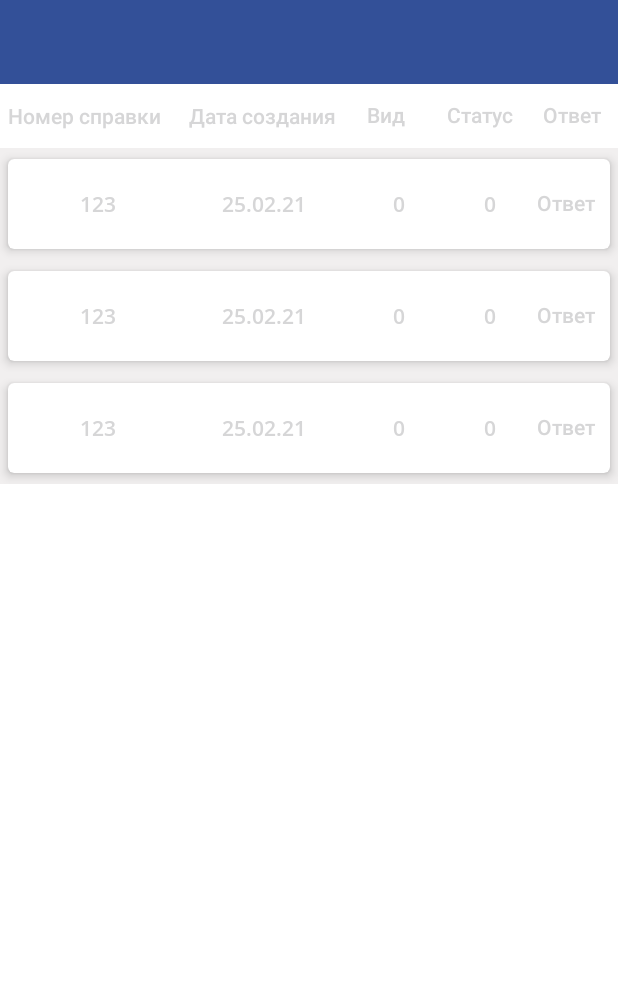
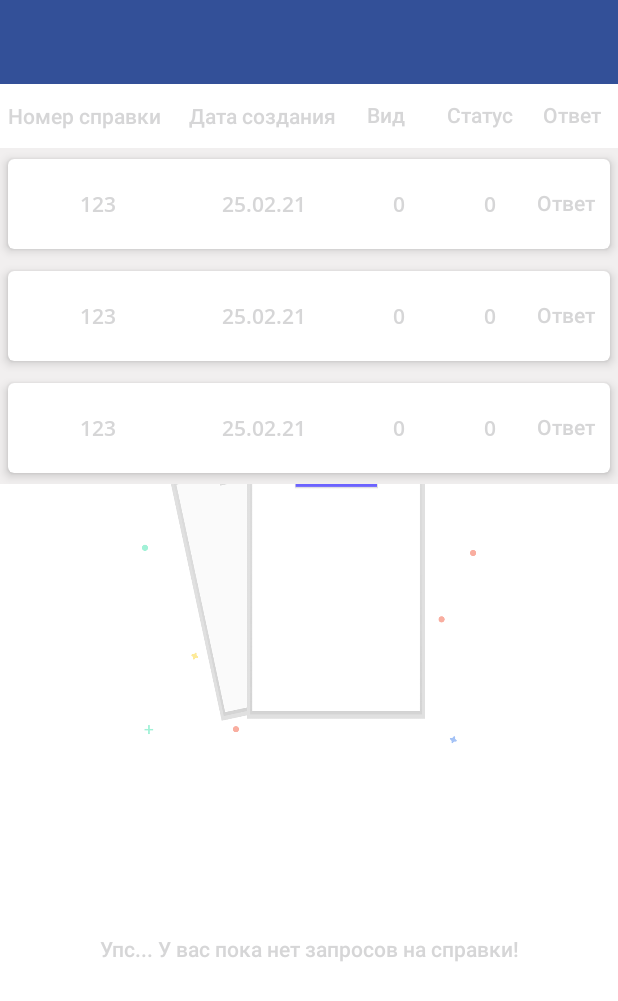
Before and after one commit to lowwollow/KazNTU, an Android app: the layout referense_fragment.xml on its own in the app's theme, with its tools: preview values and no code run, on a phone screen of 412 x 824 dp. Shown: the top 1001 px of the screen. Run offline under Robolectric (Android 15) with nearby library versions, the phone set to English and light mode, and no system bars.

Commit message:
added web view

```diff
--- a/app/src/main/AndroidManifest.xml
+++ b/app/src/main/AndroidManifest.xml
@@ -70,6 +70,9 @@
         <activity android:name=".ui.references.benefit.BenefitActivity"
             android:windowSoftInputMode="stateHidden|adjustResize"
             android:screenOrientation="portrait"/>
+        <activity android:name=".ui.references.ReferenseWebView"
+            android:screenOrientation="portrait"
+            android:label="@string/app_name" />
         <meta-data
             android:name="preloaded_fonts"
             android:resource="@array/preloaded_fonts" />
--- a/app/src/main/java/kz/almaty/satbayevuniversity/ui/references/benefit/BenefitActivity.kt
+++ b/app/src/main/java/kz/almaty/satbayevuniversity/ui/references/benefit/BenefitActivity.kt
@@ -1,5 +1,6 @@
 package kz.almaty.satbayevuniversity.ui.references.benefit
 
+import android.content.Intent
 import android.os.Bundle
 import android.widget.Button
 import androidx.appcompat.app.AppCompatActivity
@@ -8,6 +9,7 @@ import androidx.fragment.app.Fragment
 import kz.almaty.satbayevuniversity.R
 import kz.almaty.satbayevuniversity.databinding.BenefitReferenseActivityBinding
 import kz.almaty.satbayevuniversity.ui.references.ReferencesListItem
+import kz.almaty.satbayevuniversity.ui.references.ReferenseWebView
 import kz.almaty.satbayevuniversity.ui.references.history.TestData
 import kz.almaty.satbayevuniversity.ui.references.job.JobActivity
 
@@ -44,7 +46,8 @@ class BenefitActivity : AppCompatActivity() {
 
     private fun preview(btn_show: Button) {
         btn_show.setOnClickListener {
-
+            val intent = Intent(this, ReferenseWebView.newInstanse()::class.java)
+            startActivity(intent)
         }
     }
 
--- a/app/src/main/java/kz/almaty/satbayevuniversity/ui/references/school/SchoolActivity.kt
+++ b/app/src/main/java/kz/almaty/satbayevuniversity/ui/references/school/SchoolActivity.kt
@@ -1,5 +1,6 @@
 package kz.almaty.satbayevuniversity.ui.references.school
 
+import android.content.Intent
 import android.os.Bundle
 import android.os.PersistableBundle
 import android.widget.Button
@@ -10,6 +11,7 @@ import kz.almaty.satbayevuniversity.R
 import kz.almaty.satbayevuniversity.databinding.JobReferenseActivityBinding
 import kz.almaty.satbayevuniversity.databinding.SchoolReferenseActivityBinding
 import kz.almaty.satbayevuniversity.ui.references.ReferencesListItem
+import kz.almaty.satbayevuniversity.ui.references.ReferenseWebView
 import kz.almaty.satbayevuniversity.ui.references.history.TestData
 import kz.almaty.satbayevuniversity.ui.references.job.JobActivity
 import java.util.zip.Inflater
@@ -47,7 +49,8 @@ class SchoolActivity : AppCompatActivity() {
 
     private fun preview(btn_show: Button) {
         btn_show.setOnClickListener {
-
+            val intent = Intent(this, ReferenseWebView.newInstanse()::class.java)
+            startActivity(intent)
         }
     }
 }
--- a/app/src/main/res/layout/fragment_umkd.xml
+++ b/app/src/main/res/layout/fragment_umkd.xml
@@ -84,6 +84,6 @@
             app:layout_constraintEnd_toEndOf="@id/emptyImage"
             app:layout_constraintStart_toStartOf="@id/emptyImage"
             app:layout_constraintTop_toBottomOf="@+id/emptyImage"
-            tools:text="К сожалению, данные по данному запросу отсутствуют..." />
+            />
     </androidx.constraintlayout.widget.ConstraintLayout>
 </layout>
--- a/app/src/main/res/layout/referense_fragment.xml
+++ b/app/src/main/res/layout/referense_fragment.xml
@@ -15,6 +15,30 @@
             app:layout_constraintLeft_toLeftOf="parent"
             app:layout_constraintRight_toRightOf="parent"
             app:layout_constraintTop_toTopOf="parent" />
+
+        <ImageView
+            android:layout_width="0dp"
+            android:layout_height="0dp"
+            app:layout_constraintWidth_percent="0.7"
+            app:layout_constraintHeight_percent="0.6"
+            app:layout_constraintTop_toTopOf="parent"
+            app:layout_constraintBottom_toBottomOf="parent"
+            app:layout_constraintStart_toStartOf="parent"
+            app:layout_constraintEnd_toEndOf="parent"
+            android:id="@+id/emptyImage"
+            android:src="@drawable/empty" />
+        <TextView
+            android:id="@+id/emptyImageTextView"
+            android:layout_width="0dp"
+            android:layout_height="wrap_content"
+            android:fontFamily="@font/open_sans_semibold"
+            android:gravity="center"
+            android:text="@string/referense_empty_text"
+            android:textColor="@color/black"
+            app:layout_constraintEnd_toEndOf="@id/emptyImage"
+            app:layout_constraintStart_toStartOf="@id/emptyImage"
+            app:layout_constraintTop_toBottomOf="@+id/emptyImage"
+            />
 
         <androidx.recyclerview.widget.RecyclerView
             android:id="@+id/reference_list"
--- a/app/src/main/res/values/strings.xml
+++ b/app/src/main/res/values/strings.xml
@@ -252,4 +252,5 @@
     <string name="advance_view_referense">предпросмотр</string>
     <string name="scholarship_text_item">С указанием стипендии</string>
     <string name="referense_pdf_type">Тип шапки для pdf файла</string>
+    <string name="referense_empty_text">Упс... У вас пока нет запросов на справки!</string>
 </resources>
```
Also changed, not shown: app/src/main/java/kz/almaty/satbayevuniversity/ui/references/MyWebViewClient.kt (added, +21 -0 lines), app/src/main/java/kz/almaty/satbayevuniversity/ui/references/ReferenseWebView.kt (added, +33 -0 lines), app/src/main/java/kz/almaty/satbayevuniversity/ui/references/history/ReferencesFragment.kt (+13 -0 lines), app/src/main/java/kz/almaty/satbayevuniversity/ui/references/job/JobActivity.kt (+5 -2 lines), app/src/main/res/layout/referense_web_view.xml (added, +12 -0 lines).
